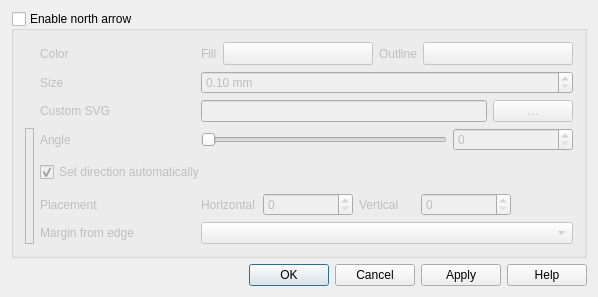
Qt form src/ui/qgsdecorationnortharrowdialog.ui (qgis/QGIS) before a commit.
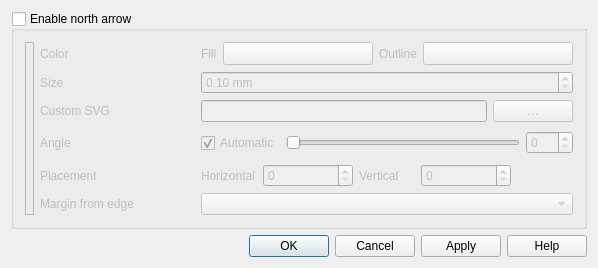
The same form after that commit. Icons and pictures are not drawn. Custom widgets are drawn as their Qt base class.

Commit message: Slight UI/UX improvement for the copyright decorator

Diff of the .ui file:
```diff
--- a/src/ui/qgsdecorationnortharrowdialog.ui
+++ b/src/ui/qgsdecorationnortharrowdialog.ui
@@ -167,7 +167,7 @@
         </item>
        </layout>
       </item>
-      <item row="5" column="2" colspan="3">
+      <item row="4" column="2" colspan="3">
        <layout class="QHBoxLayout" name="horizontalLayout">
         <item>
          <widget class="QLabel" name="labelHorizontal">
@@ -258,20 +258,7 @@
         </property>
        </widget>
       </item>
-      <item row="3" column="4">
-       <widget class="QSpinBox" name="spinAngle">
-        <property name="maximum">
-         <number>360</number>
-        </property>
-        <property name="singleStep">
-         <number>1</number>
-        </property>
-        <property name="value">
-         <number>0</number>
-        </property>
-       </widget>
-      </item>
-      <item row="5" column="1">
+      <item row="4" column="1">
        <widget class="QLabel" name="textLabel8">
         <property name="text">
          <string>Placement</string>
@@ -281,7 +268,7 @@
         </property>
        </widget>
       </item>
-      <item row="6" column="1">
+      <item row="5" column="1">
        <widget class="QLabel" name="lblMargin">
         <property name="minimumSize">
          <size>
@@ -294,42 +281,14 @@
         </property>
        </widget>
       </item>
-      <item row="6" column="2" colspan="3">
+      <item row="5" column="2" colspan="3">
        <widget class="QComboBox" name="cboPlacement">
         <property name="toolTip">
          <string>Placement on screen</string>
         </property>
        </widget>
       </item>
-      <item row="4" column="1" colspan="2">
-       <widget class="QCheckBox" name="cboxAutomatic">
-        <property name="sizePolicy">
-         <sizepolicy hsizetype="Minimum" vsizetype="Fixed">
-          <horstretch>0</horstretch>
-          <verstretch>0</verstretch>
-         </sizepolicy>
-        </property>
-        <property name="minimumSize">
-         <size>
-          <width>0</width>
-          <height>30</height>
-         </size>
-        </property>
-        <property name="toolTip">
-         <string/>
-        </property>
-        <property name="whatsThis">
-         <string/>
-        </property>
-        <property name="text">
-         <string>Set direction automatically</string>
-        </property>
-        <property name="checked">
-         <bool>true</bool>
-        </property>
-       </widget>
-      </item>
-      <item row="7" column="1">
+      <item row="6" column="1">
        <spacer name="verticalSpacer">
         <property name="orientation">
          <enum>Qt::Vertical</enum>
@@ -342,7 +301,37 @@
         </property>
        </spacer>
       </item>
-      <item row="3" column="2" colspan="2">
+      <item row="3" column="2" colspan="3">
+       <layout class="QHBoxLayout" name="horizontalLayout_36">
+        <item>
+         <widget class="QCheckBox" name="cboxAutomatic">
+          <property name="sizePolicy">
+           <sizepolicy hsizetype="Minimum" vsizetype="Fixed">
+            <horstretch>0</horstretch>
+            <verstretch>0</verstretch>
+           </sizepolicy>
+          </property>
+          <property name="minimumSize">
+           <size>
+            <width>0</width>
+            <height>30</height>
+           </size>
+          </property>
+          <property name="toolTip">
+           <string/>
+          </property>
+          <property name="whatsThis">
+           <string/>
+          </property>
+          <property name="text">
+           <string>Automatic</string>
+          </property>
+          <property name="checked">
+           <bool>true</bool>
+          </property>
+         </widget>
+        </item>
+        <item>
        <widget class="QSlider" name="sliderRotation">
         <property name="toolTip">
          <string/>
@@ -361,7 +350,22 @@
         </property>
        </widget>
       </item>
-      <item row="3" column="0" rowspan="4">
+        <item>
+         <widget class="QSpinBox" name="spinAngle">
+          <property name="maximum">
+           <number>360</number>
+          </property>
+          <property name="singleStep">
+           <number>1</number>
+          </property>
+          <property name="value">
+           <number>0</number>
+          </property>
+         </widget>
+        </item>
+       </layout>
+      </item>
+      <item row="0" column="0" rowspan="6">
        <widget class="QLabel" name="pixmapLabel">
         <property name="sizePolicy">
          <sizepolicy hsizetype="Preferred" vsizetype="MinimumExpanding">
```
Lines whose indentation alone changed are shown as unchanged.
